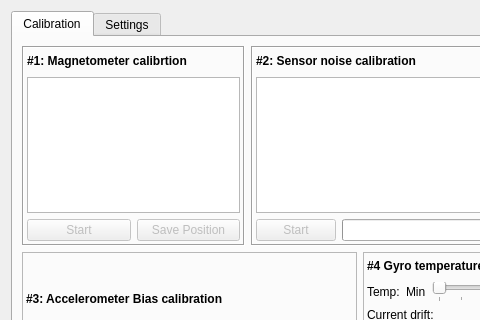
This is ground/openpilotgcs/src/plugins/config/revosensors.ui in openpilot/OpenPilot as Qt 5 draws it before an edit; both pictures show x 0 to 480 and y 0 to 320 of the 720 by 567 pixel window. The edited form follows.
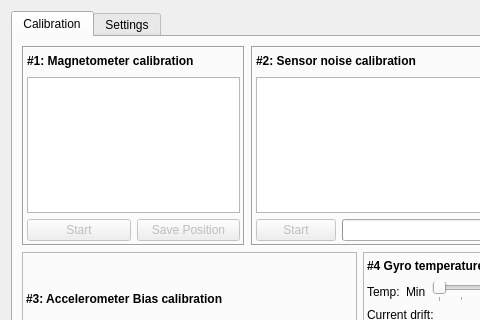
This is the edited form. Icons and pictures are not drawn.

Commit message: Fix minor spelling error in Revo calib screen

Diff of the .ui file:
```diff
--- a/ground/openpilotgcs/src/plugins/config/revosensors.ui
+++ b/ground/openpilotgcs/src/plugins/config/revosensors.ui
@@ -51,7 +51,7 @@
                    </font>
                   </property>
                   <property name="text">
-                   <string>#1: Magnetometer calibrtion</string>
+                   <string>#1: Magnetometer calibration</string>
                   </property>
                  </widget>
                 </item>
```
